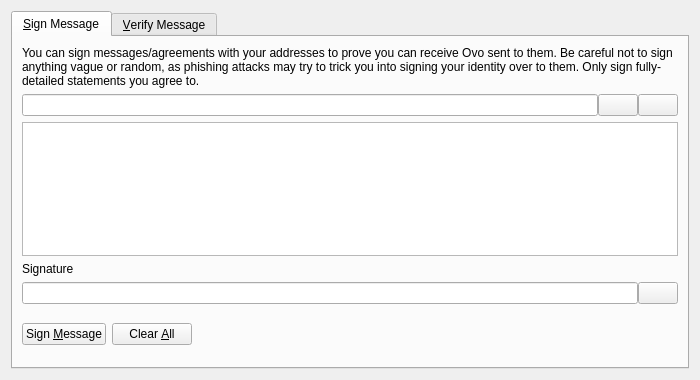
Old version of the form src/qt/forms/signverifymessagedialog.ui in the repository minblock/compute.
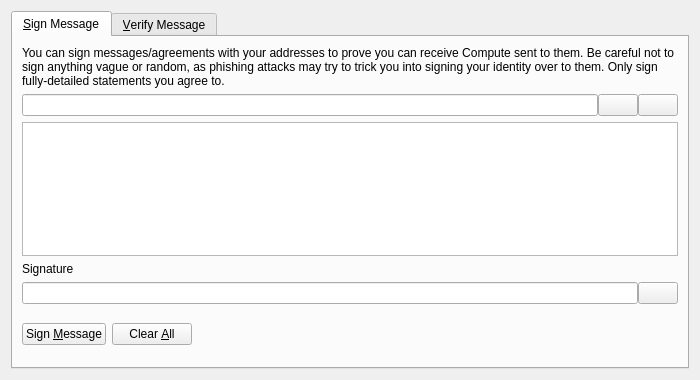
New version of the form. Custom widgets are drawn as their Qt base class.

Patch:
```diff
--- a/src/qt/forms/signverifymessagedialog.ui
+++ b/src/qt/forms/signverifymessagedialog.ui
@@ -30,7 +30,7 @@
        <item>
         <widget class="QLabel" name="infoLabel_SM">
          <property name="text">
-          <string>You can sign messages/agreements with your addresses to prove you can receive Ovo sent to them. Be careful not to sign anything vague or random, as phishing attacks may try to trick you into signing your identity over to them. Only sign fully-detailed statements you agree to.</string>
+          <string>You can sign messages/agreements with your addresses to prove you can receive Compute sent to them. Be careful not to sign anything vague or random, as phishing attacks may try to trick you into signing your identity over to them. Only sign fully-detailed statements you agree to.</string>
          </property>
          <property name="textFormat">
           <enum>Qt::PlainText</enum>
```
Left out of the diff: 10 changed lines with no effect on the pictures.
